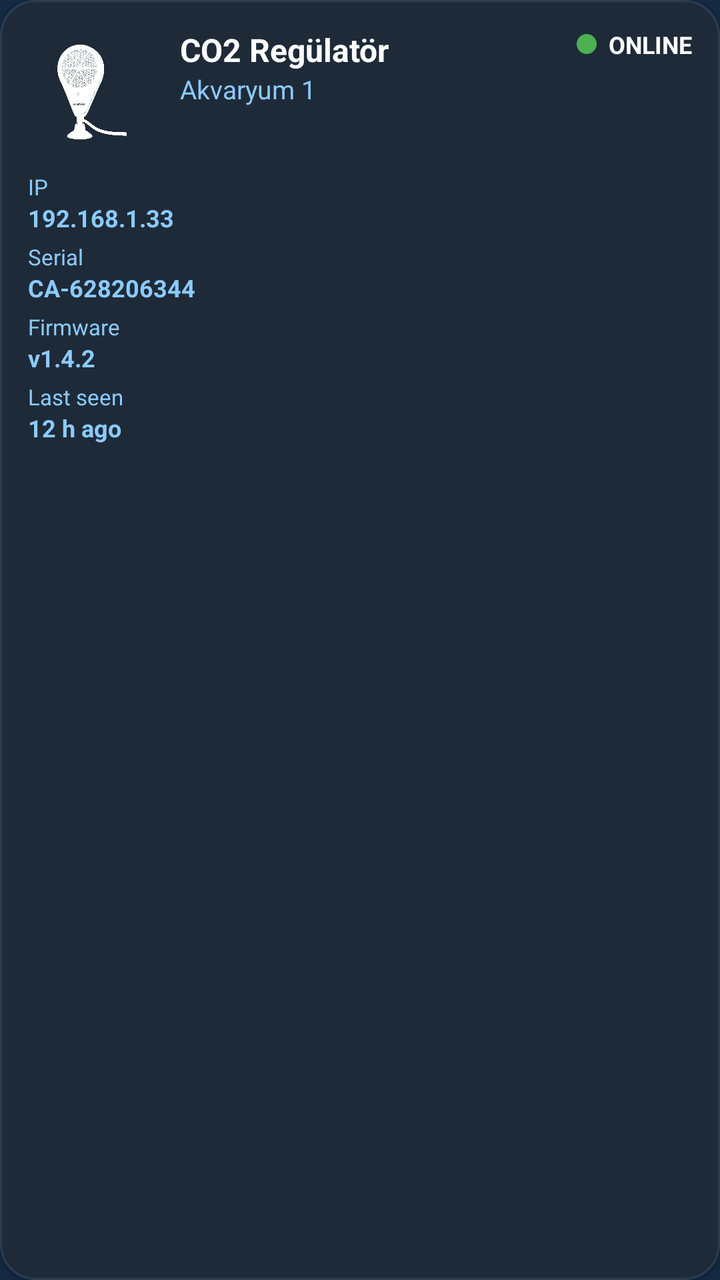
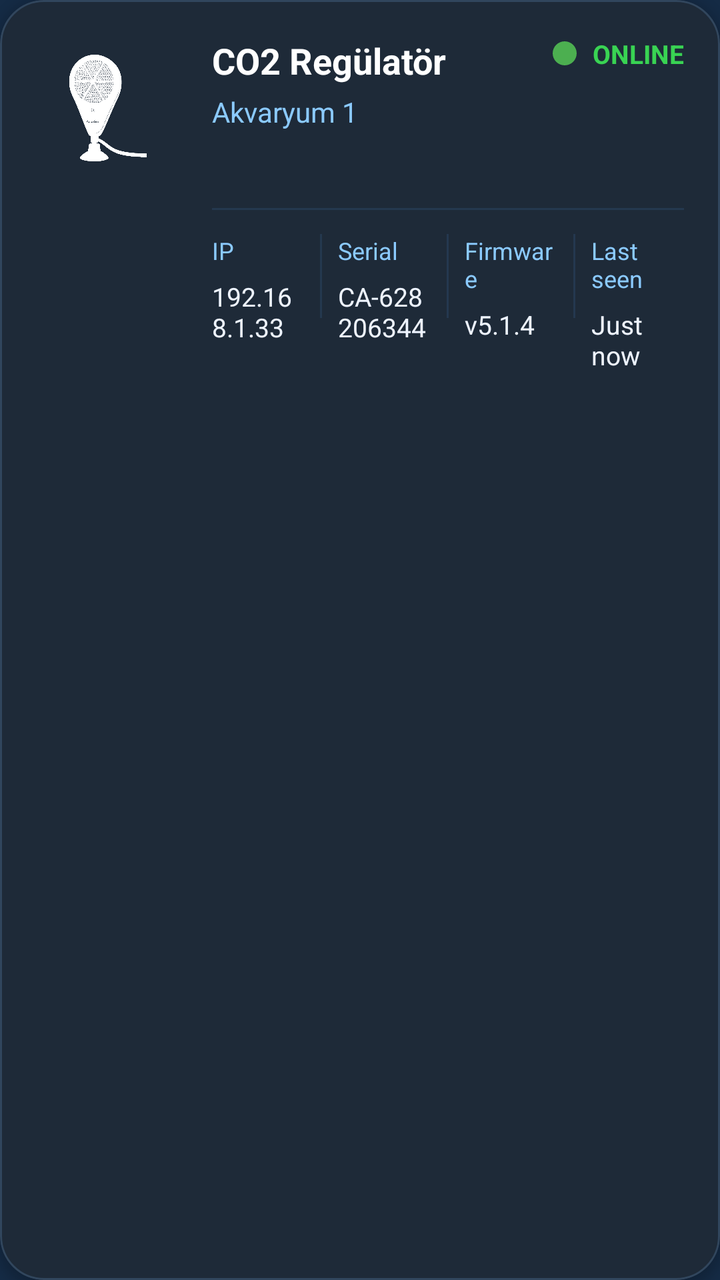

Before-and-after screenshots of an Android layout around one commit, followed by the original layout XML and the change that was made.
<!-- AndroidManifest.xml: application theme AppTheme -->
<!-- res/layout/item_device_status.xml -->
<?xml version="1.0" encoding="utf-8"?>
<com.google.android.material.card.MaterialCardView
    xmlns:android="http://schemas.android.com/apk/res/android"
    xmlns:app="http://schemas.android.com/apk/res-auto"
    android:id="@+id/cardDevice"
    android:layout_width="match_parent"
    android:layout_height="wrap_content"
    android:layout_marginVertical="6dp"
    android:backgroundTint="#1e2a38"
    app:cardCornerRadius="18dp"
    app:cardElevation="2dp"
    app:strokeWidth="1dp"
    app:strokeColor="#2c3e50"
    android:clickable="true"
    android:focusable="true"
    android:foreground="?attr/selectableItemBackground">

    <RelativeLayout
        android:layout_width="match_parent"
        android:layout_height="wrap_content"
        android:padding="14dp">

        
        <ImageView
            android:id="@+id/ivDeviceIcon"
            android:layout_width="64dp"
            android:layout_height="64dp"
            android:src="@drawable/ic_device_aqua_ster"
            app:tint="@android:color/white"
            android:layout_alignParentStart="true"
            android:layout_alignParentTop="true"/>

        
        <LinearLayout
            android:id="@+id/llDeviceInfo"
            android:layout_width="wrap_content"
            android:layout_height="wrap_content"
            android:orientation="vertical"
            android:layout_toEndOf="@id/ivDeviceIcon"
            android:layout_marginStart="12dp"
            android:layout_alignTop="@id/ivDeviceIcon">

            <TextView
                android:id="@+id/tvDeviceName"
                android:layout_width="wrap_content"
                android:layout_height="wrap_content"
                android:text="CO2 Regülatör"
                android:textColor="@android:color/white"
                android:textStyle="bold"
                android:textSize="16sp"/>

            <TextView
                android:id="@+id/tvTankName"
                android:layout_width="wrap_content"
                android:layout_height="wrap_content"
                android:text="Akvaryum 1"
                android:textColor="#8bcaff"
                android:textSize="13sp"/>
        </LinearLayout>

        
        <LinearLayout
            android:id="@+id/llStatusContainer"
            android:layout_width="wrap_content"
            android:layout_height="wrap_content"
            android:orientation="horizontal"
            android:gravity="center_vertical"
            android:layout_alignParentEnd="true"
            android:layout_alignTop="@id/llDeviceInfo">

            <View
                android:id="@+id/viewStatusDot"
                android:layout_width="10dp"
                android:layout_height="10dp"
                android:background="@drawable/bg_online_dot"/>

            <TextView
                android:id="@+id/tvStatus"
                android:layout_width="wrap_content"
                android:layout_height="wrap_content"
                android:layout_marginStart="6dp"
                android:text="ONLINE"
                android:textColor="@android:color/white"
                android:textSize="12sp"
                android:textStyle="bold"/>

            <ImageView
                android:id="@+id/ivAlarm"
                android:layout_width="16dp"
                android:layout_height="16dp"
                android:layout_marginStart="4dp"
                android:src="@drawable/ic_alarm_red"
                android:visibility="gone"/>
        </LinearLayout>

        
        <LinearLayout
            android:id="@+id/llDeviceMeta"
            android:layout_width="wrap_content"
            android:layout_height="wrap_content"
            android:orientation="vertical"
            android:layout_below="@id/ivDeviceIcon"
            android:layout_alignStart="@id/ivDeviceIcon"
            android:layout_marginTop="8dp">

            <LinearLayout
                android:layout_width="wrap_content"
                android:layout_height="wrap_content"
                android:orientation="vertical">

                <TextView
                    android:id="@+id/tvIpTitle"
                    android:layout_width="wrap_content"
                    android:layout_height="wrap_content"
                    android:text="IP"
                    android:textColor="#8bcaff"
                    android:textSize="11sp"/>
                <TextView
                    android:id="@+id/tvIp"
                    android:layout_width="wrap_content"
                    android:layout_height="wrap_content"
                    android:text="192.168.1.33"
                    android:textColor="#8bcaff"
                    android:textSize="12sp"
                    android:textStyle="bold"/>
            </LinearLayout>

            <LinearLayout
                android:layout_width="wrap_content"
                android:layout_height="wrap_content"
                android:orientation="vertical"
                android:layout_marginTop="4dp">

                <TextView
                    android:id="@+id/tvSerialTitle"
                    android:layout_width="wrap_content"
                    android:layout_height="wrap_content"
                    android:text="Serial"
                    android:textColor="#8bcaff"
                    android:textSize="11sp"/>
                <TextView
                    android:id="@+id/tvSerial"
                    android:layout_width="wrap_content"
                    android:layout_height="wrap_content"
                    android:text="CA-628206344"
                    android:textColor="#8bcaff"
                    android:textSize="12sp"
                    android:textStyle="bold"/>
            </LinearLayout>

            <LinearLayout
                android:layout_width="wrap_content"
                android:layout_height="wrap_content"
                android:orientation="vertical"
                android:layout_marginTop="4dp">

                <TextView
                    android:id="@+id/tvFirmwareTitle"
                    android:layout_width="wrap_content"
                    android:layout_height="wrap_content"
                    android:text="Firmware"
                    android:textColor="#8bcaff"
                    android:textSize="11sp"/>
                <TextView
                    android:id="@+id/tvFirmware"
                    android:layout_width="wrap_content"
                    android:layout_height="wrap_content"
                    android:text="v1.4.2"
                    android:textColor="#8bcaff"
                    android:textSize="12sp"
                    android:textStyle="bold"/>
            </LinearLayout>

            <LinearLayout
                android:layout_width="wrap_content"
                android:layout_height="wrap_content"
                android:orientation="vertical"
                android:layout_marginTop="4dp">

                <TextView
                    android:id="@+id/tvLastSeenTitle"
                    android:layout_width="wrap_content"
                    android:layout_height="wrap_content"
                    android:text="Last seen"
                    android:textColor="#8bcaff"
                    android:textSize="11sp"/>
                <TextView
                    android:id="@+id/tvLastSeen"
                    android:layout_width="wrap_content"
                    android:layout_height="wrap_content"
                    android:text="12 h ago"
                    android:textColor="#8bcaff"
                    android:textSize="12sp"
                    android:textStyle="bold"/>
            </LinearLayout>

        </LinearLayout>
    </RelativeLayout>
</com.google.android.material.card.MaterialCardView>
<!-- resources referenced by this layout -->
<resources>
  <!-- drawable bg_online_dot (drawable) -->
  <?xml version="1.0" encoding="utf-8"?>
  <shape xmlns:android="http://schemas.android.com/apk/res/android"
      android:shape="oval">
  
      <size
          android:width="8dp"
          android:height="8dp" />
  
      <solid android:color="#4CAF50"/>
  
  </shape>
  <!-- drawable ic_alarm_red (drawable) -->
  <vector xmlns:android="http://schemas.android.com/apk/res/android"
      android:width="20dp"
      android:height="20dp"
      android:viewportWidth="24"
      android:viewportHeight="24">
      <path
          android:fillColor="#FF3B30"
          android:pathData="M12,2C6.48,2 2,6.48 2,12s4.48,10 10,10 10,-4.48 10,-10S17.52,2 12,2zM13,17h-2v-2h2v2zM13,13h-2V7h2v6z"/>
  </vector>
  <!-- drawable ic_device_aqua_ster: png bitmap (drawable, 389859 bytes) -->
  <style name="AppTheme" parent="Theme.Material3.DayNight.NoActionBar">
  
          
          <item name="colorPrimary">@color/md_theme_light_primary</item>
          <item name="colorOnPrimary">@color/md_theme_light_onPrimary</item>
          <item name="colorSecondary">@color/md_theme_light_secondary</item>
          <item name="colorOnSecondary">@color/md_theme_light_onSecondary</item>
  
          
          <item name="android:colorBackground">@color/md_theme_light_background</item>
          <item name="colorSurface">@color/md_theme_light_surface</item>
          <item name="colorOnSurface">@color/md_theme_light_onSurface</item>
  
          
          <item name="colorSurfaceVariant">@color/md_theme_light_surfaceVariant</item>
          <item name="colorOnSurfaceVariant">@color/md_theme_light_onSurfaceVariant</item>
          <item name="colorOutline">@color/md_theme_light_outline</item>
          <item name="colorOutlineVariant">@color/md_theme_light_outlineVariant</item>
          <item name="colorError">@color/md_theme_light_error</item>
          <item name="colorOnError">@color/md_theme_light_onError</item>
  
          
          <item name="android:statusBarColor">@android:color/transparent</item>
          <item name="android:navigationBarColor">@android:color/black</item>
  
          
          <item name="android:windowLightStatusBar">true</item>
          <item name="android:windowLightNavigationBar">true</item>
  
          
          <item name="windowActionBar">false</item>
          <item name="android:windowNoTitle">true</item>
      </style>
  <color name="md_theme_light_primary">#2196F3</color>
  <color name="md_theme_light_onPrimary">#FFFFFF</color>
  <color name="md_theme_light_secondary">#4A6363</color>
  <color name="md_theme_light_onSecondary">#FFFFFF</color>
  <color name="md_theme_light_background">#152B45</color>
  <color name="md_theme_light_surface">#152B45</color>
  <color name="md_theme_light_onSurface">#E0E6ED</color>
  <color name="md_theme_light_surfaceVariant">#233042</color>
  <color name="md_theme_light_onSurfaceVariant">#5C6B75</color>
  <color name="md_theme_light_outline">#455A64</color>
  <color name="md_theme_light_outlineVariant">#37474F</color>
  <color name="md_theme_light_error">#D32F2F</color>
  <color name="md_theme_light_onError">#FFFFFF</color>
</resources>

<!-- the commit's change to res/layout/item_device_status.xml (unified diff, before → after) -->
@@ -5,12 +5,14 @@
     android:id="@+id/cardDevice"
     android:layout_width="match_parent"
     android:layout_height="wrap_content"
-    android:layout_marginVertical="6dp"
-    android:backgroundTint="#1e2a38"
-    app:cardCornerRadius="18dp"
-    app:cardElevation="2dp"
+    android:layout_marginHorizontal="12dp"
+    android:layout_marginTop="10dp"
+    android:layout_marginBottom="10dp"
+    android:backgroundTint="#1E2A38"
+    app:cardCornerRadius="22dp"
+    app:cardElevation="3dp"
     app:strokeWidth="1dp"
-    app:strokeColor="#2c3e50"
+    app:strokeColor="#31465D"
     android:clickable="true"
     android:focusable="true"
     android:foreground="?attr/selectableItemBackground">
@@ -18,17 +20,17 @@
     <RelativeLayout
         android:layout_width="match_parent"
         android:layout_height="wrap_content"
-        android:padding="14dp">
+        android:padding="18dp">
 
         
         <ImageView
             android:id="@+id/ivDeviceIcon"
-            android:layout_width="64dp"
-            android:layout_height="64dp"
+            android:layout_width="72dp"
+            android:layout_height="72dp"
             android:src="@drawable/ic_device_aqua_ster"
             app:tint="@android:color/white"
             android:layout_alignParentStart="true"
-            android:layout_alignParentTop="true"/>
+            android:layout_alignParentTop="true" />
 
         
         <LinearLayout
@@ -37,7 +39,7 @@
             android:layout_height="wrap_content"
             android:orientation="vertical"
             android:layout_toEndOf="@id/ivDeviceIcon"
-            android:layout_marginStart="12dp"
+            android:layout_marginStart="16dp"
             android:layout_alignTop="@id/ivDeviceIcon">
 
             <TextView
@@ -47,15 +49,16 @@
                 android:text="CO2 Regülatör"
                 android:textColor="@android:color/white"
                 android:textStyle="bold"
-                android:textSize="16sp"/>
+                android:textSize="18sp" />
 
             <TextView
                 android:id="@+id/tvTankName"
                 android:layout_width="wrap_content"
                 android:layout_height="wrap_content"
+                android:layout_marginTop="4dp"
                 android:text="Akvaryum 1"
-                android:textColor="#8bcaff"
-                android:textSize="13sp"/>
+                android:textColor="#8BCAFF"
+                android:textSize="14sp" />
         </LinearLayout>
 
         
@@ -70,42 +73,57 @@
 
             <View
                 android:id="@+id/viewStatusDot"
-                android:layout_width="10dp"
-                android:layout_height="10dp"
-                android:background="@drawable/bg_online_dot"/>
+                android:layout_width="12dp"
+                android:layout_height="12dp"
+                android:background="@drawable/bg_online_dot" />
 
             <TextView
                 android:id="@+id/tvStatus"
                 android:layout_width="wrap_content"
                 android:layout_height="wrap_content"
-                android:layout_marginStart="6dp"
+                android:layout_marginStart="8dp"
                 android:text="ONLINE"
-                android:textColor="@android:color/white"
-                android:textSize="12sp"
-                android:textStyle="bold"/>
+                android:textColor="#39D353"
+                android:textSize="13sp"
+                android:textStyle="bold" />
 
             <ImageView
                 android:id="@+id/ivAlarm"
                 android:layout_width="16dp"
                 android:layout_height="16dp"
-                android:layout_marginStart="4dp"
+                android:layout_marginStart="6dp"
                 android:src="@drawable/ic_alarm_red"
-                android:visibility="gone"/>
+                android:visibility="gone" />
         </LinearLayout>
+
+        
+        <View
+            android:id="@+id/viewMetaTopDivider"
+            android:layout_width="match_parent"
+            android:layout_height="1dp"
+            android:layout_below="@id/ivDeviceIcon"
+            android:layout_marginTop="14dp"
+            android:layout_toEndOf="@id/ivDeviceIcon"
+            android:layout_marginStart="16dp"
+            android:background="#24384F" />
 
         
         <LinearLayout
             android:id="@+id/llDeviceMeta"
-            android:layout_width="wrap_content"
+            android:layout_width="match_parent"
             android:layout_height="wrap_content"
-            android:orientation="vertical"
-            android:layout_below="@id/ivDeviceIcon"
-            android:layout_alignStart="@id/ivDeviceIcon"
-            android:layout_marginTop="8dp">
-
-            <LinearLayout
-                android:layout_width="wrap_content"
-                android:layout_height="wrap_content"
+            android:layout_below="@id/viewMetaTopDivider"
+            android:layout_toEndOf="@id/ivDeviceIcon"
+            android:layout_marginStart="16dp"
+            android:layout_marginTop="12dp"
+            android:orientation="horizontal"
+            android:weightSum="4">
+
+            
+            <LinearLayout
+                android:layout_width="0dp"
+                android:layout_height="wrap_content"
+                android:layout_weight="1"
                 android:orientation="vertical">
 
                 <TextView
@@ -113,87 +131,120 @@
                     android:layout_width="wrap_content"
                     android:layout_height="wrap_content"
                     android:text="IP"
-                    android:textColor="#8bcaff"
-                    android:textSize="11sp"/>
+                    android:textColor="#8BCAFF"
+                    android:textSize="12sp" />
+
                 <TextView
                     android:id="@+id/tvIp"
                     android:layout_width="wrap_content"
                     android:layout_height="wrap_content"
+                    android:layout_marginTop="6dp"
                     android:text="192.168.1.33"
-                    android:textColor="#8bcaff"
-                    android:textSize="12sp"
-                    android:textStyle="bold"/>
-            </LinearLayout>
-
-            <LinearLayout
-                android:layout_width="wrap_content"
-                android:layout_height="wrap_content"
-                android:orientation="vertical"
-                android:layout_marginTop="4dp">
+                    android:textColor="#EEF4FF"
+                    android:textSize="13sp"
+                    android:textStyle="normal" />
+            </LinearLayout>
+
+            
+            <View
+                android:layout_width="1dp"
+                android:layout_height="42dp"
+                android:layout_marginHorizontal="8dp"
+                android:background="#24384F" />
+
+            
+            <LinearLayout
+                android:layout_width="0dp"
+                android:layout_height="wrap_content"
+                android:layout_weight="1"
+                android:orientation="vertical">
 
                 <TextView
                     android:id="@+id/tvSerialTitle"
                     android:layout_width="wrap_content"
                     android:layout_height="wrap_content"
                     android:text="Serial"
-                    android:textColor="#8bcaff"
-                    android:textSize="11sp"/>
+                    android:textColor="#8BCAFF"
+                    android:textSize="12sp" />
+
                 <TextView
                     android:id="@+id/tvSerial"
                     android:layout_width="wrap_content"
                     android:layout_height="wrap_content"
+                    android:layout_marginTop="6dp"
                     android:text="CA-628206344"
-                    android:textColor="#8bcaff"
-                    android:textSize="12sp"
-                    android:textStyle="bold"/>
-            </LinearLayout>
-
-            <LinearLayout
-                android:layout_width="wrap_content"
-                android:layout_height="wrap_content"
-                android:orientation="vertical"
-                android:layout_marginTop="4dp">
+                    android:textColor="#EEF4FF"
+                    android:textSize="13sp"
+                    android:textStyle="normal" />
+            </LinearLayout>
+
+            
+            <View
+                android:layout_width="1dp"
+                android:layout_height="42dp"
+                android:layout_marginHorizontal="8dp"
+                android:background="#24384F" />
+
+            
+            <LinearLayout
+                android:layout_width="0dp"
+                android:layout_height="wrap_content"
+                android:layout_weight="1"
+                android:orientation="vertical">
 
                 <TextView
                     android:id="@+id/tvFirmwareTitle"
                     android:layout_width="wrap_content"
                     android:layout_height="wrap_content"
                     android:text="Firmware"
-                    android:textColor="#8bcaff"
-                    android:textSize="11sp"/>
+                    android:textColor="#8BCAFF"
+                    android:textSize="12sp" />
+
                 <TextView
                     android:id="@+id/tvFirmware"
                     android:layout_width="wrap_content"
                     android:layout_height="wrap_content"
-                    android:text="v1.4.2"
-                    android:textColor="#8bcaff"
-                    android:textSize="12sp"
-                    android:textStyle="bold"/>
-            </LinearLayout>
-
-            <LinearLayout
-                android:layout_width="wrap_content"
-                android:layout_height="wrap_content"
-                android:orientation="vertical"
-                android:layout_marginTop="4dp">
+                    android:layout_marginTop="6dp"
+                    android:text="v5.1.4"
+                    android:textColor="#EEF4FF"
+                    android:textSize="13sp"
+                    android:textStyle="normal" />
+            </LinearLayout>
+
+            
+            <View
+                android:layout_width="1dp"
+                android:layout_height="42dp"
+                android:layout_marginHorizontal="8dp"
+                android:background="#24384F" />
+
+            
+            <LinearLayout
+                android:layout_width="0dp"
+                android:layout_height="wrap_content"
+                android:layout_weight="1"
+                android:orientation="vertical">
 
                 <TextView
                     android:id="@+id/tvLastSeenTitle"
                     android:layout_width="wrap_content"
                     android:layout_height="wrap_content"
                     android:text="Last seen"
-                    android:textColor="#8bcaff"
-                    android:textSize="11sp"/>
+                    android:textColor="#8BCAFF"
+                    android:textSize="12sp" />
+
                 <TextView
                     android:id="@+id/tvLastSeen"
                     android:layout_width="wrap_content"
                     android:layout_height="wrap_content"
-                    android:text="12 h ago"
-                    android:textColor="#8bcaff"
-                    android:textSize="12sp"
-                    android:textStyle="bold"/>
+                    android:layout_marginTop="6dp"
+                    android:text="Just now"
+                    android:textColor="#EEF4FF"
+                    android:textSize="13sp"
+                    android:textStyle="normal" />
             </LinearLayout>
 
         </LinearLayout>
+
     </RelativeLayout>
 </com.google.android.material.card.MaterialCardView>
